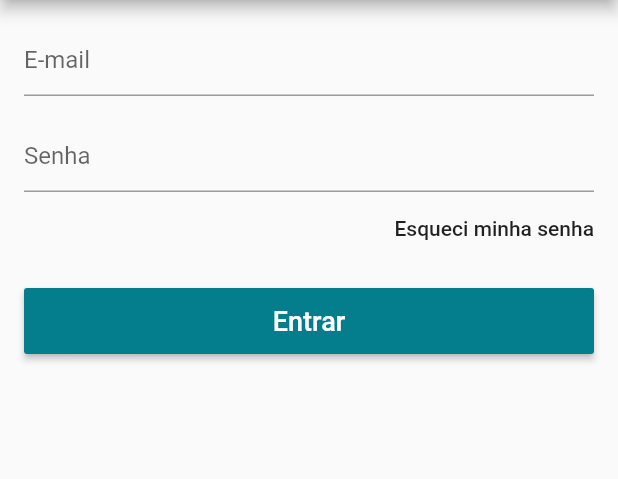
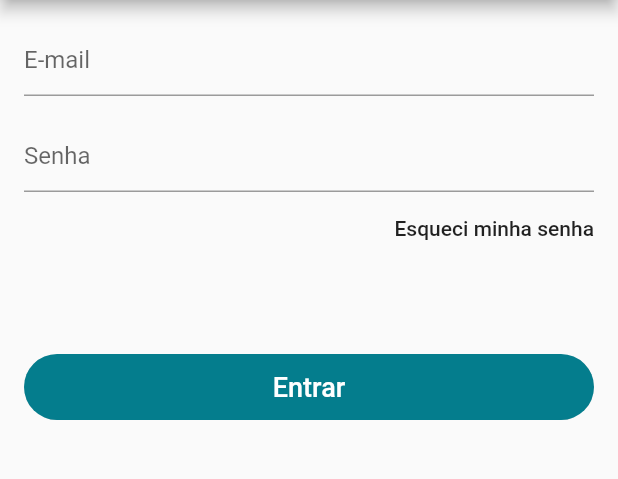
Before and after one commit to joseisaiasmanuel/lojavirtual, a Flutter app: the screen it shows after launch, in the side drawer, after a tap on "cadastre-se >", on a phone screen of 412 x 824 dp, the part 84-563 px from its top. Run offline on Flutter 3.47's test engine with Material 2 defaults, Android fonts, the phone set to English and light mode, and no system bars; our stand-ins replace carousel_pro, cloud_firestore, firebase_auth, transparent_image; accounts and stored records are empty.

Commit message:
designButton

```diff
--- a/lib/screen/login_screen.dart
+++ b/lib/screen/login_screen.dart
@@ -64,22 +64,25 @@ class LoginScreen extends StatelessWidget {
                     height: 16.0,
                   ),
                   SizedBox(
-                    height: 44.0,
+                    height: 44.0,),
+                  ClipRRect(
+                    borderRadius: BorderRadius.circular(30),
+                    child: Container(
+                      height: 44,
                       child: RaisedButton(
                         child: Text(
                           "Entrar",
-                        style: TextStyle(fontSize: 18.0),
+                          style: TextStyle(fontSize: 18),
                         ),
                         textColor: Colors.white,
                         color: Theme.of(context).primaryColor,
                         onPressed: () {
-                        if(_formKey.currentState.validate()){
-
-                        }
-                        model.signIn();
+                          if (_formKey.currentState.validate()) {}
                         },
                       ),
+                    ),
                   )
+
                 ],
               ),
             );
```
Lines whose indentation alone changed are shown as unchanged.
